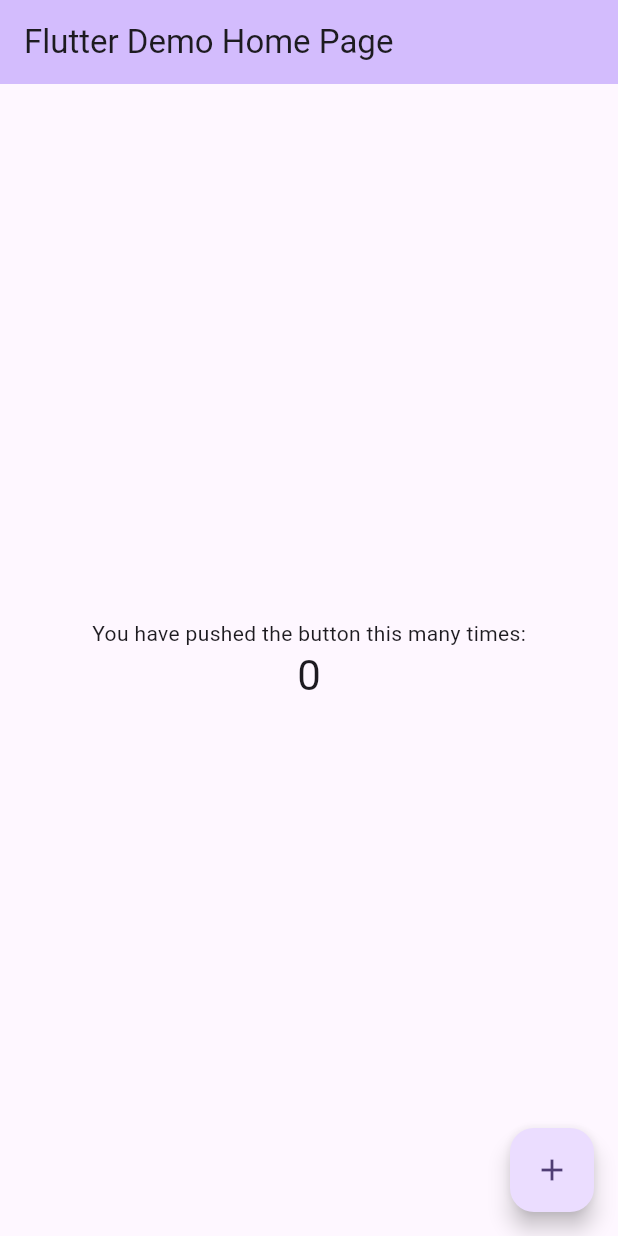
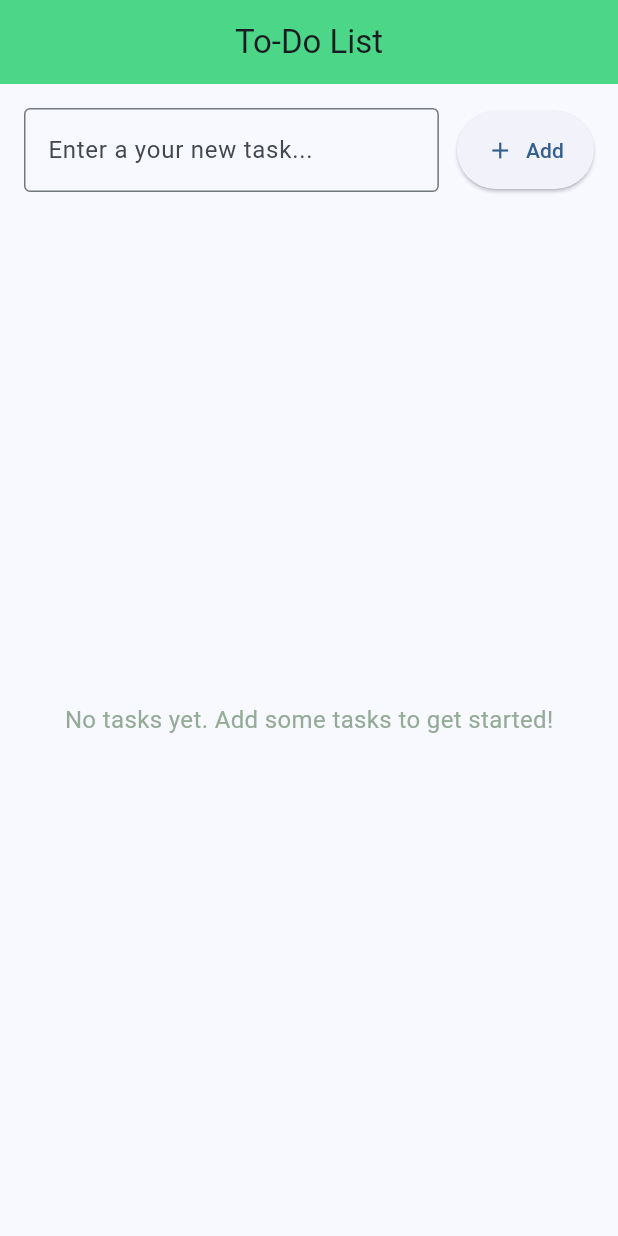
Before and after one commit to HarshaPriyankara/simpledo_app, a Flutter app: the screen it shows after launch, on a phone screen of 412 x 824 dp. Run offline on Flutter 3.47's test engine with Material 3 defaults, Android fonts, the phone set to English and light mode, and no system bars.

Commit message:
first example commit

```diff
--- a/lib/main.dart
+++ b/lib/main.dart
@@ -1,122 +1,129 @@
 import 'package:flutter/material.dart';
 
 void main() {
-  runApp(const MyApp());
+  runApp(const TodoApp());
 }
 
-class MyApp extends StatelessWidget {
-  const MyApp({super.key});
+class TodoApp extends StatelessWidget {
+  const TodoApp({super.key});
 
-  // This widget is the root of your application.
   @override
   Widget build(BuildContext context) {
     return MaterialApp(
-      title: 'Flutter Demo',
+      debugShowCheckedModeBanner: false,
+      title: 'Simple Do App',
       theme: ThemeData(
-        // This is the theme of your application.
-        //
-        // TRY THIS: Try running your application with "flutter run". You'll see
-        // the application has a purple toolbar. Then, without quitting the app,
-        // try changing the seedColor in the colorScheme below to Colors.green
-        // and then invoke "hot reload" (save your changes or press the "hot
-        // reload" button in a Flutter-supported IDE, or press "r" if you used
-        // the command line to start the app).
-        //
-        // Notice that the counter didn't reset back to zero; the application
-        // state is not lost during the reload. To reset the state, use hot
-        // restart instead.
-        //
-        // This works for code too, not just values: Most code changes can be
-        // tested with just a hot reload.
-        colorScheme: .fromSeed(seedColor: Colors.deepPurple),
+        colorScheme: ColorScheme.fromSeed(seedColor: Colors.blue),
+        useMaterial3: true,
       ),
-      home: const MyHomePage(title: 'Flutter Demo Home Page'),
+      home: const TodoHomeScreen(),
     );
   }
 }
 
-class MyHomePage extends StatefulWidget {
-  const MyHomePage({super.key, required this.title});
-
-  // This widget is the home page of your application. It is stateful, meaning
-  // that it has a State object (defined below) that contains fields that affect
-  // how it looks.
-
-  // This class is the configuration for the state. It holds the values (in this
-  // case the title) provided by the parent (in this case the App widget) and
-  // used by the build method of the State. Fields in a Widget subclass are
-  // always marked "final".
-
-  final String title;
+class TodoHomeScreen extends StatefulWidget {
+  const TodoHomeScreen({super.key});
 
   @override
-  State<MyHomePage> createState() => _MyHomePageState();
+  State<TodoHomeScreen> createState() => _TodoHomeScreenState();
 }
 
-class _MyHomePageState extends State<MyHomePage> {
-  int _counter = 0;
+class _TodoHomeScreenState extends State<TodoHomeScreen> {
+  // Text editing controller to get input from TextField
+  final TextEditingController _controller = TextEditingController();
 
-  void _incrementCounter() {
+  // List to store tasks locally in memory
+  final List<String> _tasks = [];
+
+  // Function to add a task
+  void _addTask() {
+    if (_controller.text.trim().isNotEmpty) {
+      setState(() {
+        _tasks.add(_controller.text.trim());
+        _controller.clear();
+      });
+    }
+  }
+
+  // Function to delete a task
+  void _deleteTask(int index) {
     setState(() {
-      // This call to setState tells the Flutter framework that something has
-      // changed in this State, which causes it to rerun the build method below
-      // so that the display can reflect the updated values. If we changed
-      // _counter without calling setState(), then the build method would not be
-      // called again, and so nothing would appear to happen.
-      _counter++;
+      _tasks.removeAt(index);
     });
   }
 
   @override
   Widget build(BuildContext context) {
-    // This method is rerun every time setState is called, for instance as done
-    // by the _incrementCounter method above.
-    //
-    // The Flutter framework has been optimized to make rerunning build methods
-    // fast, so that you can just rebuild anything that needs updating rather
-    // than having to individually change instances of widgets.
     return Scaffold(
       appBar: AppBar(
-        // TRY THIS: Try changing the color here to a specific color (to
-        // Colors.amber, perhaps?) and trigger a hot reload to see the AppBar
-        // change color while the other colors stay the same.
-        backgroundColor: Theme.of(context).colorScheme.inversePrimary,
-        // Here we take the value from the MyHomePage object that was created by
-        // the App.build method, and use it to set our appbar title.
-        title: Text(widget.title),
+        title: const Text('To-Do List'),
+        centerTitle: true,
+        backgroundColor: const Color.fromARGB(255, 76, 215, 136),
       ),
-      body: Center(
-        // Center is a layout widget. It takes a single child and positions it
-        // in the middle of the parent.
+      body: Padding(
+        padding: const EdgeInsets.all(16.0),
         child: Column(
-          // Column is also a layout widget. It takes a list of children and
-          // arranges them vertically. By default, it sizes itself to fit its
-          // children horizontally, and tries to be as tall as its parent.
-          //
-          // Column has various properties to control how it sizes itself and
-          // how it positions its children. Here we use mainAxisAlignment to
-          // center the children vertically; the main axis here is the vertical
-          // axis because Columns are vertical (the cross axis would be
-          // horizontal).
-          //
-          // TRY THIS: Invoke "debug painting" (choose the "Toggle Debug Paint"
-          // action in the IDE, or press "p" in the console), to see the
-          // wireframe for each widget.
-          mainAxisAlignment: .center,
           children: [
-            const Text('You have pushed the button this many times:'),
-            Text(
-              '$_counter',
-              style: Theme.of(context).textTheme.headlineMedium,
+            // Task Input Form section
+            Row(
+              children: [
+                Expanded(
+                  child: TextField(
+                    controller: _controller,
+                    decoration: const InputDecoration(
+                      labelText: 'Enter a your new task...',
+                      border: OutlineInputBorder(),
+                    ),
+                    onSubmitted: (_) => _addTask(), // Pressing Enter adds task
+                  ),
+                ),
+                const SizedBox(width: 12),
+                ElevatedButton.icon(
+                  onPressed: _addTask,
+                  icon: const Icon(Icons.add),
+                  label: const Text('Add'),
+                  style: ElevatedButton.styleFrom(
+                    padding: const EdgeInsets.symmetric(horizontal: 20, vertical: 16),
+                  ),
+                ),
+              ],
+            ),
+            const SizedBox(height: 24),
+            // Task List display section
+            Expanded(
+              child: _tasks.isEmpty
+                  ? const Center(
+                      child: Text(
+                        'No tasks yet. Add some tasks to get started!',
+                        style: TextStyle(fontSize: 16, color: Color.fromARGB(255, 148, 171, 150)),
+                      ),
+                    )
+                  : ListView.builder(
+                      itemCount: _tasks.length,
+                      itemBuilder: (context, index) {
+                        return Card(
+                          elevation: 2,
+                          margin: const EdgeInsets.symmetric(vertical: 6),
+                          child: ListTile(
+                            leading: CircleAvatar(
+                              child: Text('${index + 1}'),
+                            ),
+                            title: Text(
+                              _tasks[index],
+                              style: const TextStyle(fontSize: 16),
+                            ),
+                            trailing: IconButton(
+                              icon: const Icon(Icons.delete, color: Colors.red),
+                              onPressed: () => _deleteTask(index),
+                            ),
+                          ),
+                        );
+                      },
+                    ),
             ),
           ],
         ),
       ),
-      floatingActionButton: FloatingActionButton(
-        onPressed: _incrementCounter,
-        tooltip: 'Increment',
-        child: const Icon(Icons.add),
-      ),
     );
   }
 }
```
Also changed, not shown: 1 other file.
